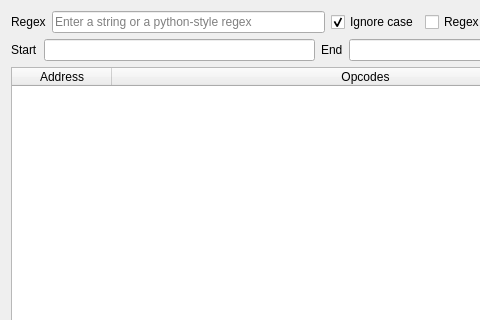
First picture: the form in GUI/SearchOpcodeWidget.ui, repository korcankaraokcu/PINCE, before the edit; both pictures show x 0 to 480 and y 0 to 320 of the 631 by 490 pixel window.
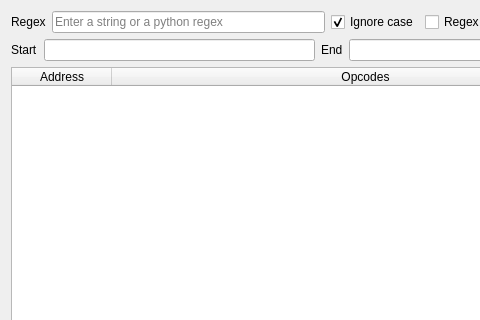
Second picture: the form after the edit.

Commit message: Removed redundant 'style' text from SearchOpcodeWidget

```diff
--- a/GUI/SearchOpcodeWidget.ui
+++ b/GUI/SearchOpcodeWidget.ui
@@ -26,7 +26,7 @@
      <item>
       <widget class="QLineEdit" name="lineEdit_Regex">
        <property name="placeholderText">
-        <string>Enter a string or a python-style regex</string>
+        <string>Enter a string or a python regex</string>
        </property>
       </widget>
      </item>
```
The commit also changes 1 other file.
